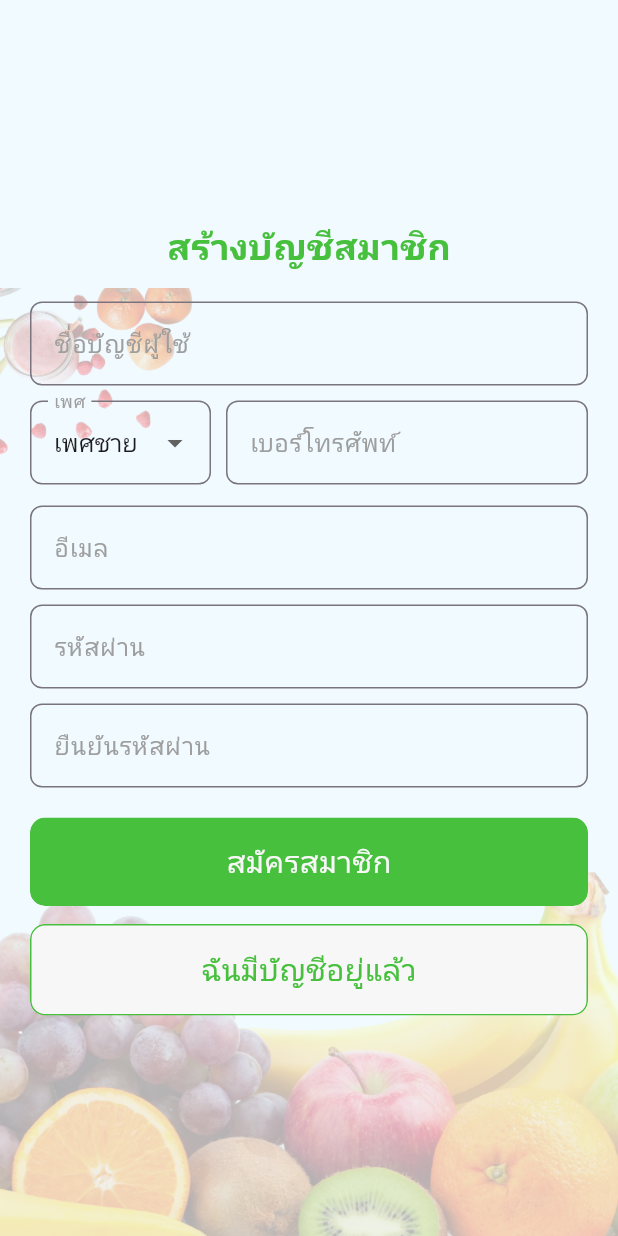
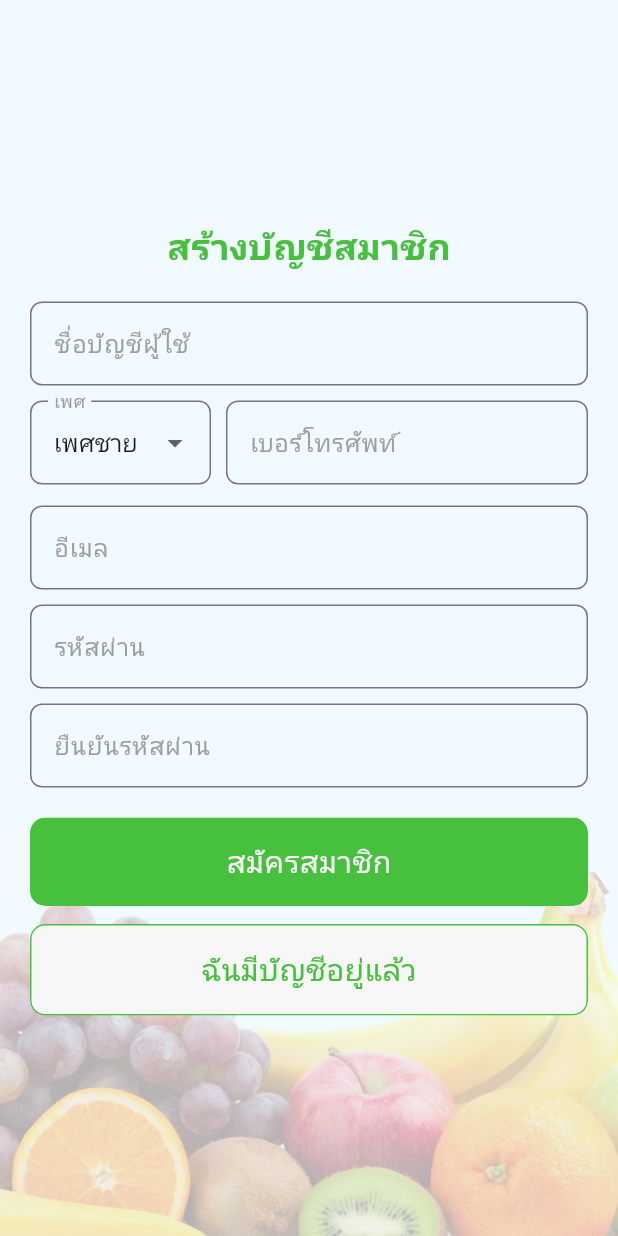
Before and after one commit to Praewawawa/chemicalsprayingchemicalspraying-App, a Flutter app: the CreateAccountScreen screen opened directly, on a phone screen of 412 x 824 dp. Run offline on Flutter 3.47's test engine with Material 3 defaults, Android fonts, the phone set to English and light mode, and no system bars; our stand-ins replace auto_route, flutter_map, google_maps_flutter, latlong2, shared_preferences; missing offline and left inert: mqtt_client; accounts and stored records are empty.

Commit message:
Initial commit

```diff
--- a/lib/screen/createaccount.dart
+++ b/lib/screen/createaccount.dart
@@ -40,7 +40,7 @@ backgroundColor: const Color(0xFFF0FAFF),
     body: Stack(
       children: [
         //  รูปมุมบนซ้าย
-      Positioned(
+      /*Positioned(
       top: 0,
       left: 0,
       child: Opacity(
@@ -54,7 +54,7 @@ backgroundColor: const Color(0xFFF0FAFF),
           ),
         ),
       ),
-    ),
+    ),*/
 
 
         //  รูปมุมล่างซ้าย
```
